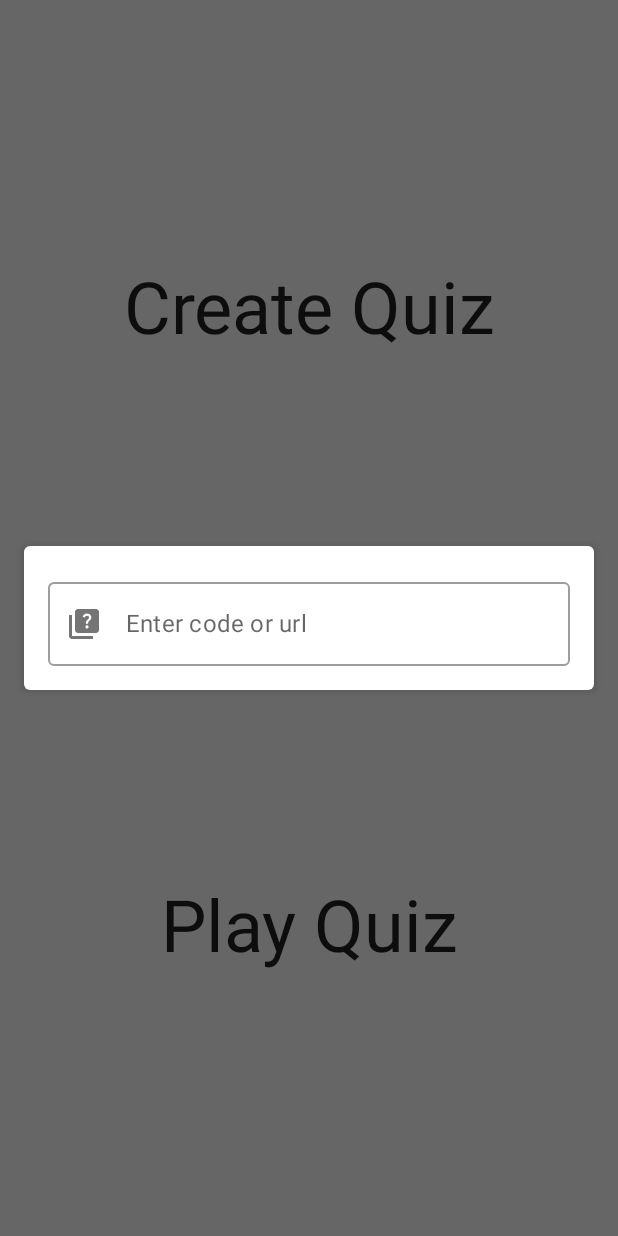
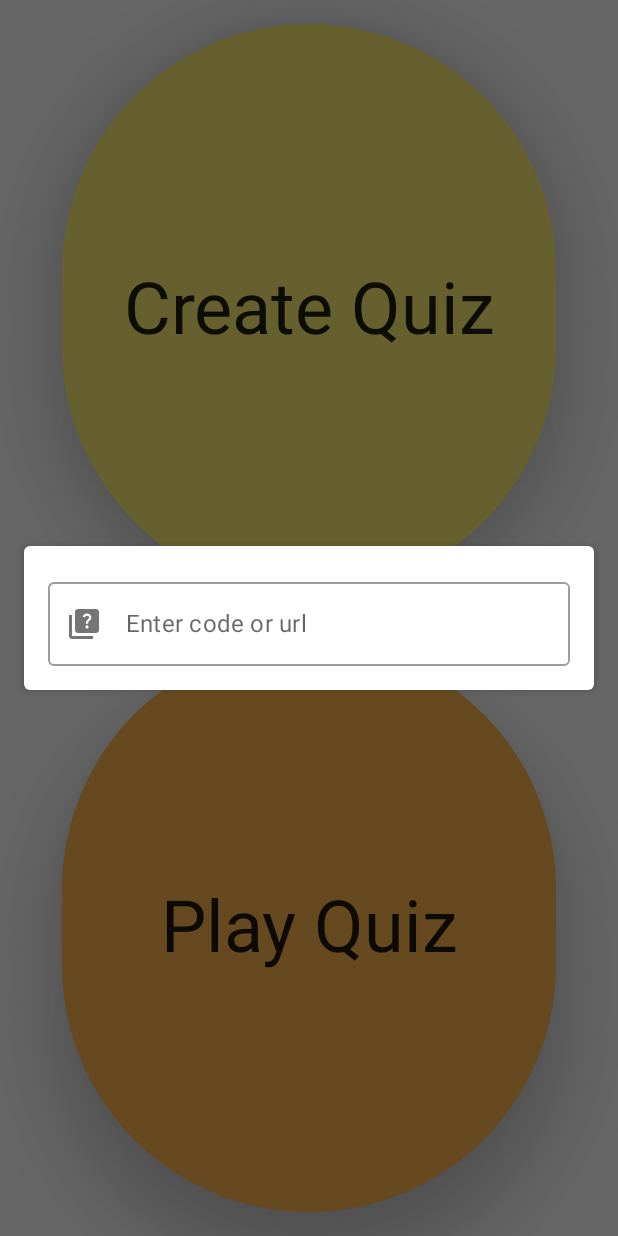
Before and after one commit to sanskar10100/Panel, an Android app built with Jetpack Compose: the HomeFragment screen opened directly, with no data from a screen before it, after a tap on "Play Quiz", on a phone screen of 412 x 824 dp. Run offline under Robolectric (Android 15) with nearby library versions, the phone set to English and light mode, and no system bars; our stand-ins replace Firebase (no records; nobody signed in at launch, a user with empty details on screens opened directly), Timber; Roboto replaces fonts that are not available here.

Commit message:
Update buttons to circular shapes

```diff
--- a/app/src/main/java/dev/sanskar/panel/ui/home/HomeFragment.kt
+++ b/app/src/main/java/dev/sanskar/panel/ui/home/HomeFragment.kt
@@ -4,13 +4,21 @@ import android.os.Bundle
 import android.view.LayoutInflater
 import android.view.View
 import android.view.ViewGroup
+import androidx.compose.animation.core.animateDpAsState
+import androidx.compose.foundation.background
+import androidx.compose.foundation.clickable
+import androidx.compose.foundation.interaction.MutableInteractionSource
+import androidx.compose.foundation.interaction.collectIsPressedAsState
 import androidx.compose.foundation.layout.Arrangement
 import androidx.compose.foundation.layout.Box
 import androidx.compose.foundation.layout.Column
+import androidx.compose.foundation.layout.ColumnScope
 import androidx.compose.foundation.layout.fillMaxSize
 import androidx.compose.foundation.layout.fillMaxWidth
 import androidx.compose.foundation.layout.padding
+import androidx.compose.foundation.shape.CircleShape
 import androidx.compose.foundation.shape.RoundedCornerShape
+import androidx.compose.material.Card
 import androidx.compose.material.MaterialTheme
 import androidx.compose.material.Scaffold
 import androidx.compose.material.Surface
@@ -26,6 +34,7 @@ import androidx.compose.runtime.remember
 import androidx.compose.runtime.setValue
 import androidx.compose.ui.Alignment
 import androidx.compose.ui.Modifier
+import androidx.compose.ui.graphics.Color
 import androidx.compose.ui.platform.ComposeView
 import androidx.compose.ui.platform.ViewCompositionStrategy
 import androidx.compose.ui.text.style.TextAlign
@@ -41,7 +50,6 @@ import dev.sanskar.panel.R
 import dev.sanskar.panel.ui.components.FullWidthColumnWithCenteredChildren
 import dev.sanskar.panel.ui.components.PanelTextField
 import dev.sanskar.panel.ui.theme.PanelTheme
-import dev.sanskar.panel.util.clickWithRipple
 
 class HomeFragment : Fragment() {
 
@@ -68,7 +76,7 @@ class HomeFragment : Fragment() {
 
                     LaunchedEffect(Unit) {
                         viewModel.error.collect {
-                                if (it.isNotEmpty()) scaffoldState.snackbarHostState.showSnackbar(it)
+                            if (it.isNotEmpty()) scaffoldState.snackbarHostState.showSnackbar(it)
                         }
                     }
 
@@ -122,35 +130,45 @@ class HomeFragment : Fragment() {
         }
 
         Column(
-            modifier = modifier.fillMaxSize(),
+            modifier = modifier
+                .fillMaxSize()
+                .background(Color(0xFFFFFFFF)),
             verticalArrangement = Arrangement.SpaceBetween,
-            horizontalAlignment = Alignment.CenterHorizontally
+            horizontalAlignment = Alignment.CenterHorizontally,
         ) {
-            Box(
-                modifier = Modifier
-                    .weight(1f)
-                    .fillMaxWidth()
-                    .clickWithRipple {
-                        findNavController().navigate(R.id.action_homeFragment_to_createFragment)
-                    },
-            ) {
+            LargeRoundButton(text = "Create Quiz", backgroundColor = Color(0xFFFFF176)) { findNavController().navigate(R.id.action_homeFragment_to_createFragment) }
+            LargeRoundButton(text = "Play Quiz", backgroundColor = Color(0xFFFFB74D)) { showCodeInputDialog = true }
+        }
+    }
+
+    @Composable
+    fun ColumnScope.LargeRoundButton(
+        text: String,
+        modifier: Modifier = Modifier,
+        backgroundColor: Color = Color(0xFFFF8A65),
+        onClick: () -> Unit
+    ) {
+        val interactionSource = remember { MutableInteractionSource() }
+        val pressed by interactionSource.collectIsPressedAsState()
+        val elevation by animateDpAsState(if (pressed) 0.dp else 25.dp)
+        Card(
+            modifier = modifier
+                .weight(1f)
+                .fillMaxWidth(0.8f)
+                .padding(vertical = 16.dp)
+                .clickable(
+                    interactionSource = interactionSource,
+                    indication = null,
+                    enabled = true,
+                    onClick = onClick
+                ),
+            shape = CircleShape,
+            backgroundColor = backgroundColor,
+            elevation = elevation,
+        ) {
+            Box {
                 Text(
-                    text = "Create Quiz",
-                    modifier = Modifier.align(Alignment.Center),
-                    textAlign = TextAlign.Center,
-                    style = MaterialTheme.typography.h3
-                )
-            }
-            Box(
-                modifier = Modifier
-                    .weight(1f)
-                    .fillMaxWidth()
-                    .clickWithRipple {
-                        showCodeInputDialog = true
-                    },
-            ) {
-                Text(
-                    text = "Play Quiz",
+                    text = text,
                     modifier = Modifier.align(Alignment.Center),
                     textAlign = TextAlign.Center,
                     style = MaterialTheme.typography.h3
```
